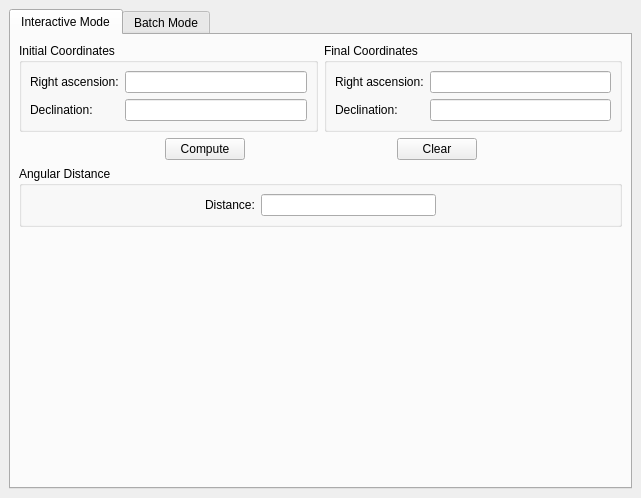
Qt form kstars/tools/modcalcangdist.ui (KDE/kstars) before a commit.
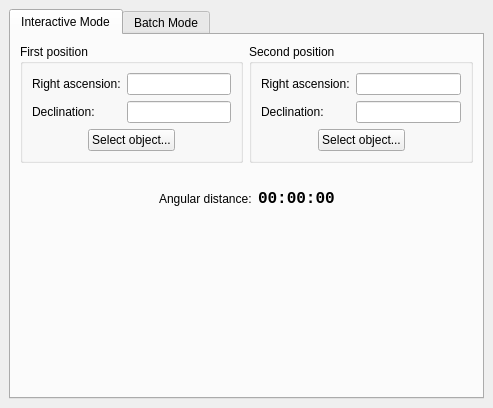
The same form after that commit. The open tabs and pages were chosen to show the change. Custom widgets are drawn as their Qt base class.

Commit message: Simplified the angular distance calc module.  Removed the "Calculate" and "Clear" buttons, and added "Find Object" buttons for the start and end positions.

Diff of the .ui file:
```diff
--- a/kstars/tools/modcalcangdist.ui
+++ b/kstars/tools/modcalcangdist.ui
@@ -5,8 +5,8 @@
    <rect>
     <x>0</x>
     <y>0</y>
-    <width>641</width>
-    <height>498</height>
+    <width>493</width>
+    <height>408</height>
    </rect>
   </property>
   <property name="windowTitle" >
@@ -22,7 +22,7 @@
    <item>
     <widget class="QTabWidget" name="tabWidget3" >
      <property name="currentIndex" >
-      <number>1</number>
+      <number>0</number>
      </property>
      <widget class="QWidget" name="interact" >
       <attribute name="title" >
@@ -30,7 +30,7 @@
       </attribute>
       <layout class="QVBoxLayout" >
        <property name="margin" >
-        <number>8</number>
+        <number>9</number>
        </property>
        <property name="spacing" >
         <number>6</number>
@@ -44,26 +44,72 @@
           <number>6</number>
          </property>
          <item>
-          <widget class="QGroupBox" name="groupBox_5" >
+          <widget class="QGroupBox" name="FirstPositionBox" >
            <property name="title" >
-            <string>Initial Coordinates</string>
+            <string>First position</string>
            </property>
            <layout class="QGridLayout" >
             <property name="margin" >
-             <number>8</number>
+             <number>9</number>
             </property>
             <property name="spacing" >
              <number>6</number>
             </property>
-            <item row="0" column="0" >
-             <widget class="QLabel" name="ra0Label" >
-              <property name="text" >
-               <string>Right ascension:</string>
+            <item row="2" column="0" colspan="2" >
+             <layout class="QHBoxLayout" >
+              <property name="margin" >
+               <number>0</number>
               </property>
-             </widget>
+              <property name="spacing" >
+               <number>6</number>
+              </property>
+              <item>
+               <spacer>
+                <property name="orientation" >
+                 <enum>Qt::Horizontal</enum>
+                </property>
+                <property name="sizeHint" >
+                 <size>
+                  <width>31</width>
+                  <height>20</height>
+                 </size>
+                </property>
+               </spacer>
+              </item>
+              <item>
+               <widget class="KPushButton" name="FirstObjectButton" >
+                <property name="text" >
+                 <string>Select object...</string>
+                </property>
+               </widget>
+              </item>
+              <item>
+               <spacer>
+                <property name="orientation" >
+                 <enum>Qt::Horizontal</enum>
+                </property>
+                <property name="sizeHint" >
+                 <size>
+                  <width>40</width>
+                  <height>20</height>
+                 </size>
+                </property>
+               </spacer>
+              </item>
+             </layout>
             </item>
             <item row="1" column="1" >
-             <widget class="dmsBox" name="dec0Box" />
+             <widget class="dmsBox" name="FirstDec" />
+            </item>
+            <item row="0" column="1" >
+             <widget class="dmsBox" name="FirstRA" >
+              <property name="minimumSize" >
+               <size>
+                <width>90</width>
+                <height>0</height>
+               </size>
+              </property>
+             </widget>
             </item>
             <item row="1" column="0" >
              <widget class="QLabel" name="dec0Label" >
@@ -72,24 +118,84 @@
               </property>
              </widget>
             </item>
-            <item row="0" column="1" >
-             <widget class="dmsBox" name="ra0Box" />
+            <item row="0" column="0" >
+             <widget class="QLabel" name="ra0Label" >
+              <property name="text" >
+               <string>Right ascension:</string>
+              </property>
+             </widget>
             </item>
            </layout>
           </widget>
          </item>
          <item>
-          <widget class="QGroupBox" name="groupBox_6" >
+          <widget class="QGroupBox" name="SecondPositionBox" >
            <property name="title" >
-            <string>Final Coordinates</string>
+            <string>Second position</string>
            </property>
            <layout class="QGridLayout" >
             <property name="margin" >
-             <number>8</number>
+             <number>9</number>
             </property>
             <property name="spacing" >
              <number>6</number>
             </property>
+            <item row="2" column="0" colspan="2" >
+             <layout class="QHBoxLayout" >
+              <property name="margin" >
+               <number>0</number>
+              </property>
+              <property name="spacing" >
+               <number>6</number>
+              </property>
+              <item>
+               <spacer>
+                <property name="orientation" >
+                 <enum>Qt::Horizontal</enum>
+                </property>
+                <property name="sizeHint" >
+                 <size>
+                  <width>40</width>
+                  <height>20</height>
+                 </size>
+                </property>
+               </spacer>
+              </item>
+              <item>
+               <widget class="KPushButton" name="SecondObjectButton" >
+                <property name="text" >
+                 <string>Select object...</string>
+                </property>
+               </widget>
+              </item>
+              <item>
+               <spacer>
+                <property name="orientation" >
+                 <enum>Qt::Horizontal</enum>
+                </property>
+                <property name="sizeHint" >
+                 <size>
+                  <width>40</width>
+                  <height>20</height>
+                 </size>
+                </property>
+               </spacer>
+              </item>
+             </layout>
+            </item>
+            <item row="1" column="1" >
+             <widget class="dmsBox" name="SecondDec" />
+            </item>
+            <item row="0" column="1" >
+             <widget class="dmsBox" name="SecondRA" >
+              <property name="minimumSize" >
+               <size>
+                <width>90</width>
+                <height>0</height>
+               </size>
+              </property>
+             </widget>
+            </item>
             <item row="1" column="0" >
              <widget class="QLabel" name="dec1Label" >
               <property name="text" >
@@ -104,17 +210,27 @@
               </property>
              </widget>
             </item>
-            <item row="0" column="1" >
-             <widget class="dmsBox" name="ra1Box" />
-            </item>
-            <item row="1" column="1" >
-             <widget class="dmsBox" name="dec1Box" />
-            </item>
            </layout>
           </widget>
          </item>
         </layout>
        </item>
+       <item>
+        <spacer>
+         <property name="orientation" >
+          <enum>Qt::Vertical</enum>
+         </property>
+         <property name="sizeType" >
+          <enum>QSizePolicy::Fixed</enum>
+         </property>
+         <property name="sizeHint" >
+          <size>
+           <width>20</width>
+           <height>20</height>
+          </size>
+         </property>
+        </spacer>
+       </item>
        <item>
         <layout class="QHBoxLayout" >
          <property name="margin" >
@@ -133,40 +249,35 @@
            </property>
            <property name="sizeHint" >
             <size>
-             <width>145</width>
+             <width>102</width>
              <height>20</height>
             </size>
            </property>
           </spacer>
          </item>
          <item>
-          <widget class="KPushButton" name="Compute" >
+          <widget class="QLabel" name="AngDistLabel" >
            <property name="text" >
-            <string>Compute</string>
+            <string>Angular distance:</string>
            </property>
           </widget>
          </item>
          <item>
-          <spacer>
-           <property name="orientation" >
-            <enum>Qt::Horizontal</enum>
+          <widget class="QLabel" name="AngDist" >
+           <property name="font" >
+            <font>
+             <family>Monospace</family>
+             <pointsize>12</pointsize>
+             <weight>75</weight>
+             <bold>true</bold>
+            </font>
            </property>
-           <property name="sizeType" >
-            <enum>QSizePolicy::Expanding</enum>
-           </property>
-           <property name="sizeHint" >
-            <size>
-             <width>146</width>
-             <height>20</height>
-            </size>
-           </property>
-          </spacer>
-         </item>
-         <item>
-          <widget class="KPushButton" name="Clear" >
            <property name="text" >
-            <string>Clear</string>
+            <string>00:00:00</string>
            </property>
+           <property name="textInteractionFlags" >
+            <enum>Qt::TextSelectableByMouse</enum>
+           </property>
           </widget>
          </item>
          <item>
@@ -179,7 +290,7 @@
            </property>
            <property name="sizeHint" >
             <size>
-             <width>145</width>
+             <width>70</width>
              <height>20</height>
             </size>
            </property>
@@ -187,63 +298,6 @@
          </item>
         </layout>
        </item>
-       <item>
-        <widget class="QGroupBox" name="groupBox_3" >
-         <property name="title" >
-          <string>Angular Distance</string>
-         </property>
-         <layout class="QHBoxLayout" >
-          <property name="margin" >
-           <number>8</number>
-          </property>
-          <property name="spacing" >
-           <number>6</number>
-          </property>
-          <item>
-           <spacer>
-            <property name="orientation" >
-             <enum>Qt::Horizontal</enum>
-            </property>
-            <property name="sizeType" >
-             <enum>QSizePolicy::Expanding</enum>
-            </property>
-            <property name="sizeHint" >
-             <size>
-              <width>102</width>
-              <height>20</height>
-             </size>
-            </property>
-           </spacer>
-          </item>
-          <item>
-           <widget class="QLabel" name="rafLabel" >
-            <property name="text" >
-             <string>Distance:</string>
-            </property>
-           </widget>
-          </item>
-          <item>
-           <widget class="dmsBox" name="distBox" />
-          </item>
-          <item>
-           <spacer>
-            <property name="orientation" >
-             <enum>Qt::Horizontal</enum>
-            </property>
-            <property name="sizeType" >
-             <enum>QSizePolicy::Expanding</enum>
-            </property>
-            <property name="sizeHint" >
-             <size>
-              <width>70</width>
-              <height>20</height>
-             </size>
-            </property>
-           </spacer>
-          </item>
-         </layout>
-        </widget>
-       </item>
        <item>
         <spacer>
          <property name="orientation" >
@@ -514,11 +568,6 @@
  </widget>
  <layoutdefault spacing="6" margin="11" />
  <customwidgets>
-  <customwidget>
-   <class>KLineEdit</class>
-   <extends>QLineEdit</extends>
-   <header>klineedit.h</header>
-  </customwidget>
   <customwidget>
    <class>KPushButton</class>
    <extends>QPushButton</extends>
@@ -529,6 +578,11 @@
    <extends>KLineEdit</extends>
    <header>widgets/dmsbox.h</header>
   </customwidget>
+  <customwidget>
+   <class>KLineEdit</class>
+   <extends>QLineEdit</extends>
+   <header>klineedit.h</header>
+  </customwidget>
  </customwidgets>
  <resources/>
  <connections/>
```
Left out of the diff: 24 changed lines with no effect on the pictures. The commit also changes 2 other files.
